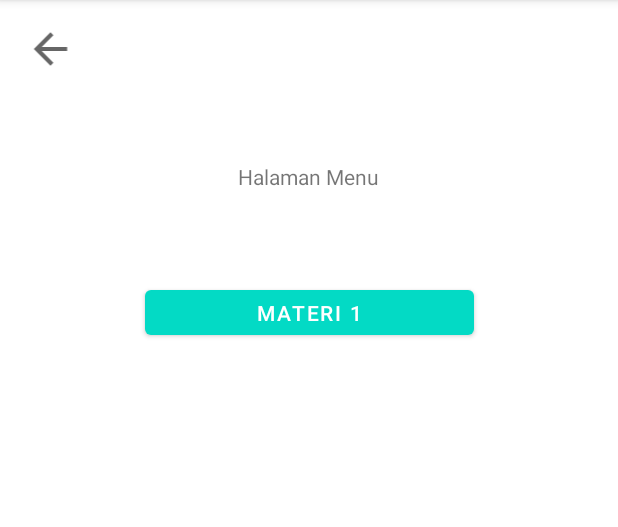
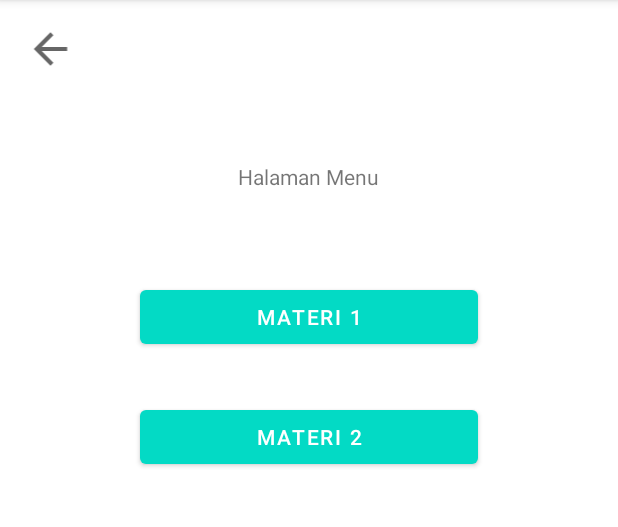
Before and after one commit to DitoAS/Pemrogaman-Mobile, an Android app: the MenuActivity screen opened directly, with no data from a screen before it, on a phone screen of 412 x 824 dp, the part 84-611 px from its top. Run offline under Robolectric (Android 15) with nearby library versions, the phone set to English and light mode, and no system bars.

Commit message:
Change-3: Penambahan layout untuk bagian materi di sertai fitur kembali ke halaman sebelumnya

```diff
--- a/app/src/main/AndroidManifest.xml
+++ b/app/src/main/AndroidManifest.xml
@@ -9,6 +9,9 @@
         android:roundIcon="@mipmap/ic_launcher_round"
         android:supportsRtl="true"
         android:theme="@style/Theme.ProMob">
+        <activity
+            android:name=".MtrActivity1"
+            android:exported="true" />
         <activity
             android:name=".MenuActivity"
             android:exported="true" />
--- a/app/src/main/java/com/example/promob/MenuActivity.java
+++ b/app/src/main/java/com/example/promob/MenuActivity.java
@@ -6,16 +6,28 @@
 import android.media.Image;
 import android.os.Bundle;
 import android.view.View;
+import android.widget.Button;
 import android.widget.ImageView;
 
 public class MenuActivity extends AppCompatActivity {
 
     private ImageView btnback;
+    private Button btnmtr1;
 
     @Override
     protected void onCreate(Bundle savedInstanceState) {
         super.onCreate(savedInstanceState);
         setContentView(R.layout.activity_menu);
+
+        btnmtr1 = findViewById(R.id.btnmtr1);
+
+        btnmtr1.setOnClickListener(new View.OnClickListener() {
+            @Override
+            public void onClick(View view) {
+                Intent GoTo = new Intent(MenuActivity.this,MtrActivity1.class);
+                startActivity(GoTo);
+            }
+        });
 
         btnback = findViewById(R.id.btnback);
 
--- a/app/src/main/res/layout/activity_menu.xml
+++ b/app/src/main/res/layout/activity_menu.xml
@@ -18,9 +18,9 @@
         app:layout_constraintTop_toTopOf="parent" />
 
     <Button
-        android:id="@+id/button2"
-        android:layout_width="219dp"
-        android:layout_height="42dp"
+        android:id="@+id/btnmtr1"
+        android:layout_width="225dp"
+        android:layout_height="48dp"
         android:layout_marginTop="60dp"
         android:text="Materi 1"
         app:backgroundTint="@color/teal_200"
@@ -38,4 +38,15 @@
         app:layout_constraintStart_toStartOf="parent"
         app:layout_constraintTop_toTopOf="parent"
         app:srcCompat="?attr/actionModeCloseDrawable" />
+
+    <Button
+        android:id="@+id/btnmtr2"
+        android:layout_width="225dp"
+        android:layout_height="48dp"
+        android:layout_marginTop="32dp"
+        android:text="Materi 2"
+        app:backgroundTint="@color/teal_200"
+        app:layout_constraintEnd_toEndOf="parent"
+        app:layout_constraintStart_toStartOf="parent"
+        app:layout_constraintTop_toBottomOf="@+id/btnmtr1" />
 </androidx.constraintlayout.widget.ConstraintLayout>
```
Also changed, not shown: app/src/main/java/com/example/promob/MtrActivity1.java (added, +28 -0 lines), app/src/main/res/layout/activity_mtr1.xml (added, +40 -0 lines).
